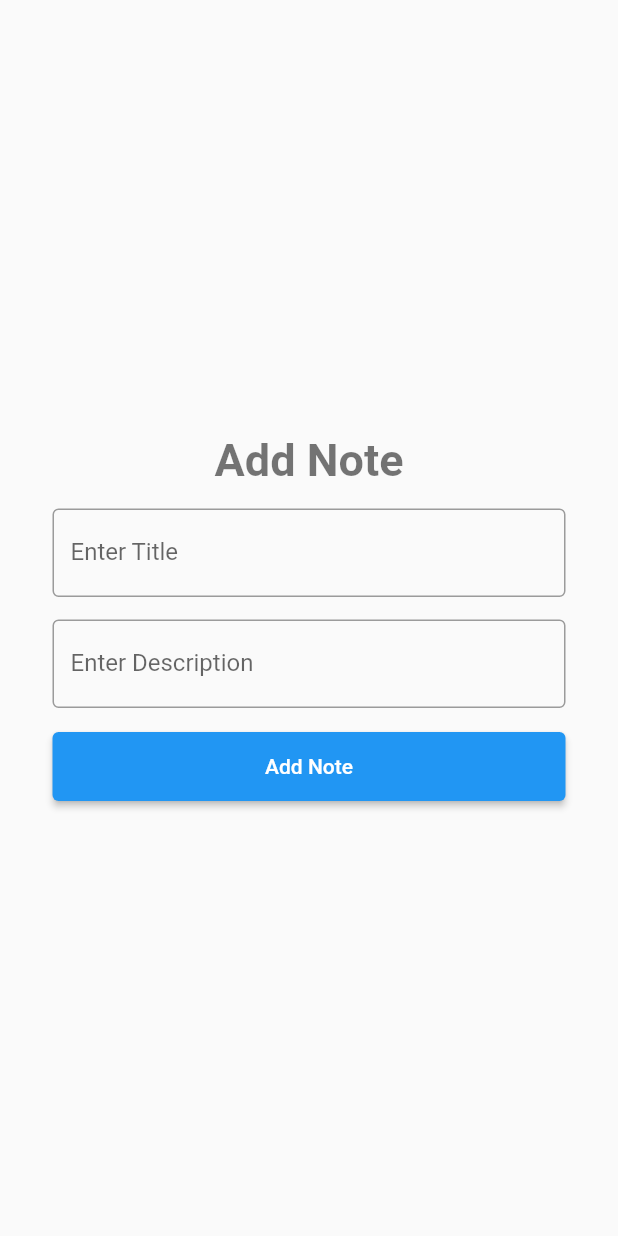
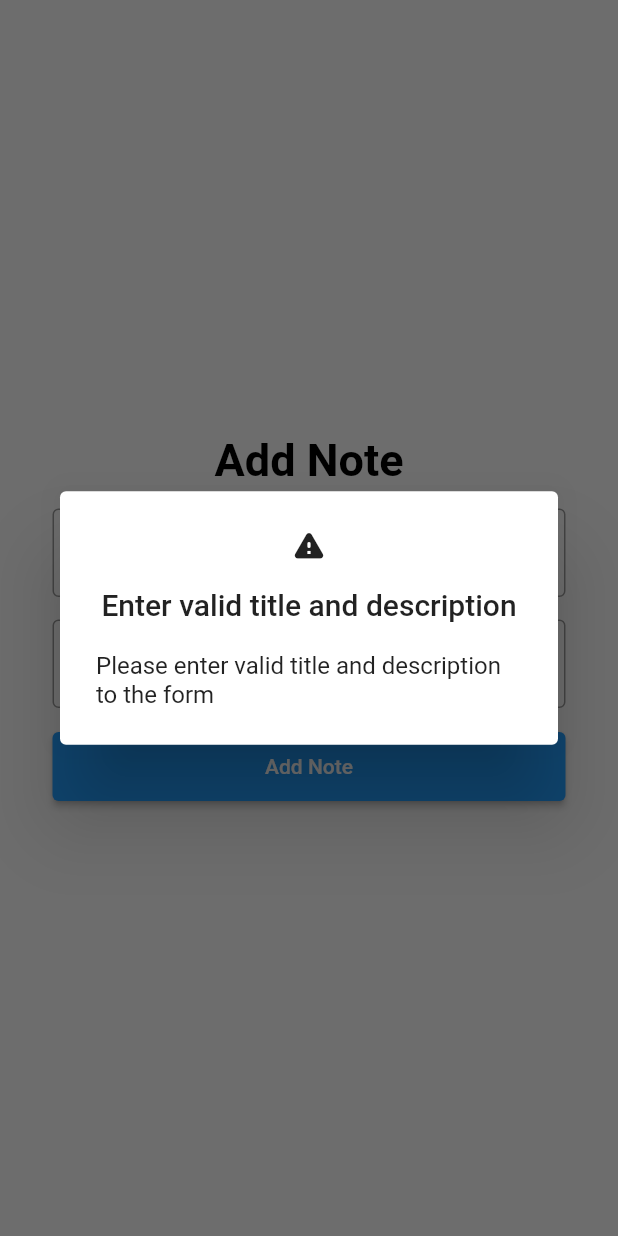
Before and after one commit to smit13192/note_app_flutter, a Flutter app: the NoteAddPage screen opened by its route, after a tap on "Add Note", on a phone screen of 412 x 824 dp. Run offline on Flutter 3.47's test engine with Material 2 defaults, Android fonts, the phone set to English and light mode, and no system bars; our stand-ins replace sqflite; accounts and stored records are empty.

```diff
--- a/lib/main.dart
+++ b/lib/main.dart
@@ -14,9 +14,9 @@ class MyApp extends StatelessWidget {
   Widget build(BuildContext context) {
     return MaterialApp(
       title: 'Flutter Demo',
+      themeMode: ThemeMode.light,
       theme: MyTheme.lightTheme(),
-      darkTheme: MyTheme.darkTheme(),
-      initialRoute: "/",
+      initialRoute: "/SeeNote",
       onGenerateRoute: RouteGenerate.generateRoute,
     );
   }
--- a/lib/note/note.dart
+++ b/lib/note/note.dart
@@ -1,16 +1,17 @@
 class Note {
-  int? _id;
+  int? id;
   String title;
   String desc;
 
-  Note(this.title, this.desc);
+  Note({this.id, required this.title, required this.desc});
 
-  Note.withId(this._id, this.title, this.desc);
+  factory Note.fromMap(Map<String, Object?> map) => Note(
+      id: map["id"] as int?,
+      title: map["title"] as String,
+      desc: map["desc"] as String);
 
-  factory Note.fromMap(Map<String, dynamic> map) =>
-      Note.withId(map["id"], map["id"], map["desc"]);
+  Map<String, Object?> toMap() => {"id": id, "title": title, "desc": desc};
 
-  Map<String, dynamic> toMap() => {"id": _id, "title": title, "desc": desc};
-
-  int? get id => _id;
+  Note copy({int? id, String? title, String? desc}) => Note(
+      id: id ?? this.id, title: title ?? this.title, desc: desc ?? this.desc);
 }
--- a/lib/page/add_note_page.dart
+++ b/lib/page/add_note_page.dart
@@ -1,4 +1,6 @@
 import "package:flutter/material.dart";
+import 'package:note/database/note_database.dart';
+import 'package:note/note/note.dart';
 
 class NoteAddPage extends StatefulWidget {
   const NoteAddPage({super.key});
@@ -9,6 +11,9 @@ class NoteAddPage extends StatefulWidget {
 
 class _NoteAddPageState extends State<NoteAddPage> {
   double minHeight = 5;
+
+  TextEditingController title = TextEditingController();
+  TextEditingController desc = TextEditingController();
 
   @override
   Widget build(BuildContext context) {
@@ -29,6 +34,7 @@ class _NoteAddPageState extends State<NoteAddPage> {
                 height: minHeight * 3,
               ),
               TextFormField(
+                controller: title,
                 decoration: const InputDecoration(
                     border: OutlineInputBorder(), labelText: "Enter Title"),
               ),
@@ -36,6 +42,7 @@ class _NoteAddPageState extends State<NoteAddPage> {
                 height: minHeight * 3,
               ),
               TextFormField(
+                controller: desc,
                 decoration: const InputDecoration(
                     border: OutlineInputBorder(),
                     labelText: "Enter Description"),
@@ -44,7 +51,15 @@ class _NoteAddPageState extends State<NoteAddPage> {
                 height: minHeight * 3,
               ),
               ElevatedButton(
-                  onPressed: () {},
+                  onPressed: () async {
+                    if (title.text.trim().isNotEmpty &&
+                        desc.text.trim().isNotEmpty) {
+                      insertNote();
+                      Navigator.pushNamed(context, "/SeeNote");
+                    } else {
+                      showSnackBar(context);
+                    }
+                  },
                   style: ButtonStyle(
                       padding: MaterialStateProperty.all(
                     EdgeInsets.symmetric(vertical: minHeight * 3),
@@ -56,4 +71,18 @@ class _NoteAddPageState extends State<NoteAddPage> {
       ),
     );
   }
+
+  void insertNote() async {
+    Note note = Note(title: title.text.trim(), desc: desc.text.trim());
+    note = (await NoteDataBase().insertNote(note));
+  }
+
+  void showSnackBar(BuildContext context) {
+    var alertDialog = const AlertDialog(
+      icon: Icon(Icons.warning_rounded),
+      title: Text('Enter valid title and description'),
+      content: Text("Please enter valid title and description to the form"),
+    );
+    showDialog(context: context, builder: (context) => alertDialog);
+  }
 }
--- a/lib/route/generate_route.dart
+++ b/lib/route/generate_route.dart
@@ -6,7 +6,7 @@ import '../page/see_note_page.dart';
 class RouteGenerate {
   static Route<dynamic> generateRoute(RouteSettings settings) {
     switch (settings.name) {
-      case "/":
+      case "/AddNote":
         return MaterialPageRoute(builder: (context) => const NoteAddPage());
       case "/SeeNote":
         return MaterialPageRoute(builder: (context)=>const SeeNotePage());
--- a/lib/theme/theme.dart
+++ b/lib/theme/theme.dart
@@ -2,8 +2,12 @@ import 'package:flutter/material.dart';
 
 class MyTheme {
   static ThemeData lightTheme() => ThemeData(
+      scaffoldBackgroundColor: creamColor,
       textTheme: const TextTheme(
-          headline1: TextStyle(fontSize: 30, fontWeight: FontWeight.bold)));
+          headline1: TextStyle(
+              fontSize: 30, fontWeight: FontWeight.bold, color: Colors.black)),
+      inputDecorationTheme:
+          const InputDecorationTheme(focusColor: Colors.blueAccent));
 
-  static ThemeData darkTheme() => ThemeData();
+  static Color creamColor = const Color.fromARGB(255, 238, 238, 238);
 }
```
Also changed, not shown: lib/database/note_database.dart (+30 -29 lines), lib/page/see_note_page.dart (+55 -1 lines).
